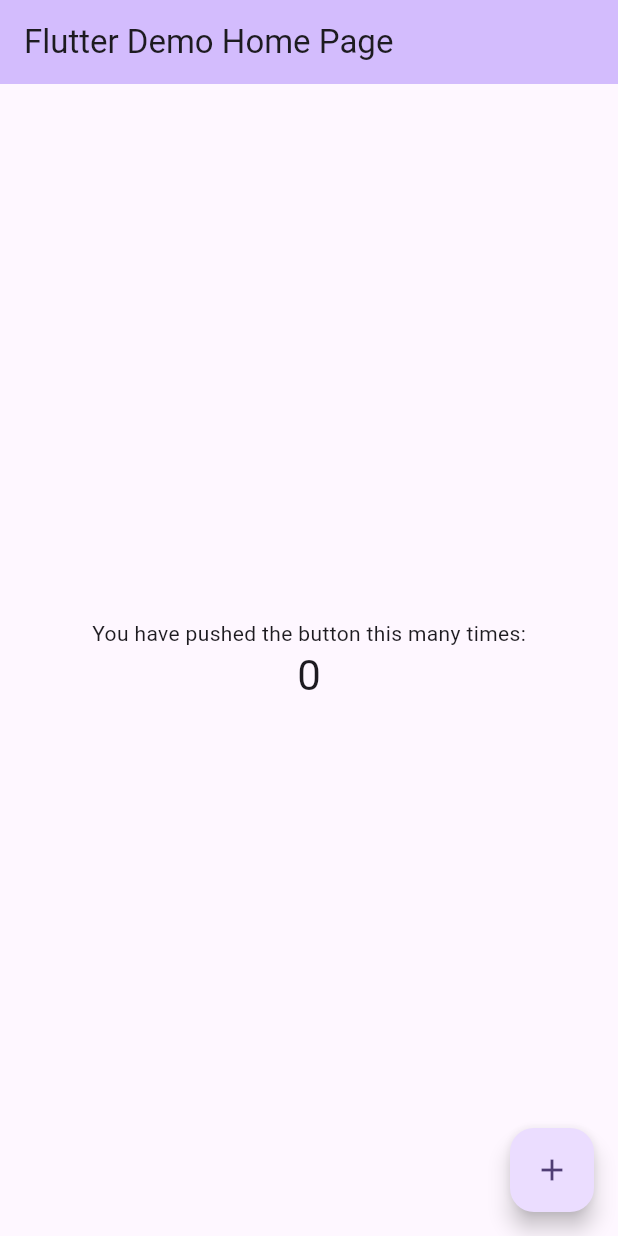
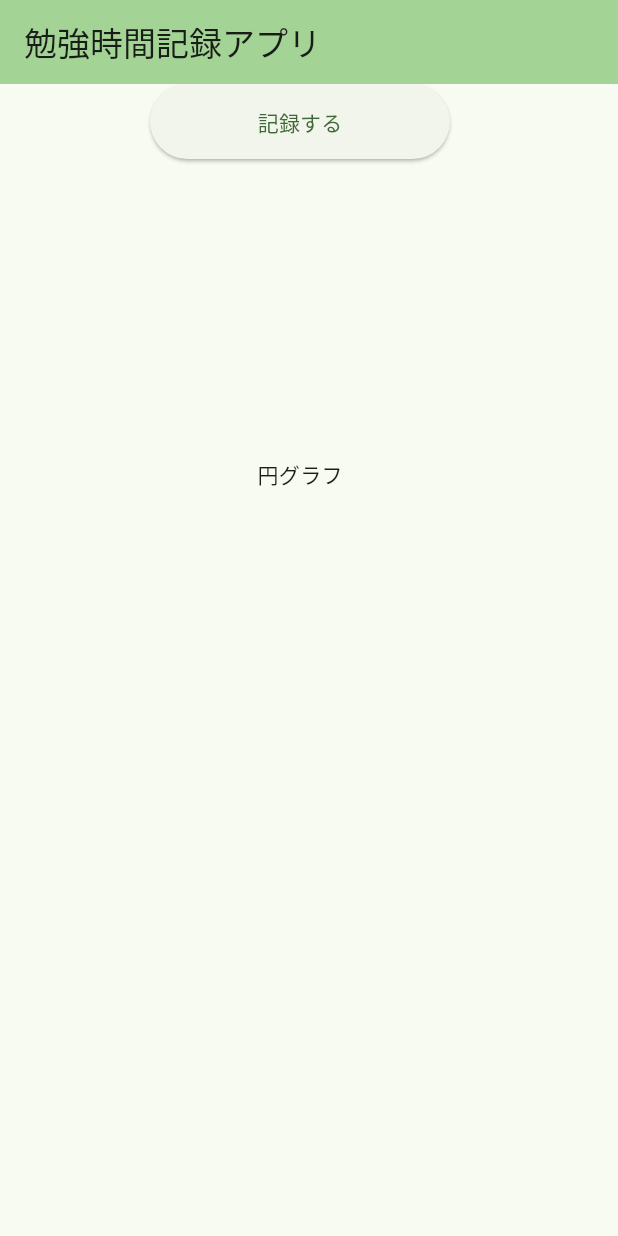
Before and after one commit to Yuuu12345/StudyTime, a Flutter app: the screen it shows after launch, on a phone screen of 412 x 824 dp. Run offline on Flutter 3.47's test engine with Material 3 defaults, Android fonts, the light colour scheme and no system bars.

Commit message:
ホーム画面をいい感じに設定

```diff
--- a/lib/main.dart
+++ b/lib/main.dart
@@ -1,4 +1,5 @@
 import 'package:flutter/material.dart';
+import 'package:studytime/next_page.dart';
 
 void main() {
   runApp(const MyApp());
@@ -11,43 +12,18 @@
   @override
   Widget build(BuildContext context) {
     return MaterialApp(
-      title: 'Flutter Demo',
+      title: '勉強記録アプリ',
       theme: ThemeData(
-        // This is the theme of your application.
-        //
-        // TRY THIS: Try running your application with "flutter run". You'll see
-        // the application has a purple toolbar. Then, without quitting the app,
-        // try changing the seedColor in the colorScheme below to Colors.green
-        // and then invoke "hot reload" (save your changes or press the "hot
-        // reload" button in a Flutter-supported IDE, or press "r" if you used
-        // the command line to start the app).
-        //
-        // Notice that the counter didn't reset back to zero; the application
-        // state is not lost during the reload. To reset the state, use hot
-        // restart instead.
-        //
-        // This works for code too, not just values: Most code changes can be
-        // tested with just a hot reload.
-        colorScheme: ColorScheme.fromSeed(seedColor: Colors.deepPurple),
+        colorScheme: ColorScheme.fromSeed(seedColor: Color.fromARGB(255, 6, 159, 19)),
         useMaterial3: true,
       ),
-      home: const MyHomePage(title: 'Flutter Demo Home Page'),
+      home: const MyHomePage(title: '勉強時間記録アプリ'),
     );
   }
 }
 
 class MyHomePage extends StatefulWidget {
   const MyHomePage({super.key, required this.title});
-
-  // This widget is the home page of your application. It is stateful, meaning
-  // that it has a State object (defined below) that contains fields that affect
-  // how it looks.
-
-  // This class is the configuration for the state. It holds the values (in this
-  // case the title) provided by the parent (in this case the App widget) and
-  // used by the build method of the State. Fields in a Widget subclass are
-  // always marked "final".
-
   final String title;
 
   @override
@@ -55,71 +31,37 @@
 }
 
 class _MyHomePageState extends State<MyHomePage> {
-  int _counter = 0;
-
-  void _incrementCounter() {
-    setState(() {
-      // This call to setState tells the Flutter framework that something has
-      // changed in this State, which causes it to rerun the build method below
-      // so that the display can reflect the updated values. If we changed
-      // _counter without calling setState(), then the build method would not be
-      // called again, and so nothing would appear to happen.
-      _counter++;
-    });
-  }
 
   @override
   Widget build(BuildContext context) {
-    // This method is rerun every time setState is called, for instance as done
-    // by the _incrementCounter method above.
-    //
-    // The Flutter framework has been optimized to make rerunning build methods
-    // fast, so that you can just rebuild anything that needs updating rather
-    // than having to individually change instances of widgets.
     return Scaffold(
       appBar: AppBar(
-        // TRY THIS: Try changing the color here to a specific color (to
-        // Colors.amber, perhaps?) and trigger a hot reload to see the AppBar
-        // change color while the other colors stay the same.
         backgroundColor: Theme.of(context).colorScheme.inversePrimary,
-        // Here we take the value from the MyHomePage object that was created by
-        // the App.build method, and use it to set our appbar title.
         title: Text(widget.title),
       ),
-      body: Center(
-        // Center is a layout widget. It takes a single child and positions it
-        // in the middle of the parent.
+      body: Padding(
+        padding: const EdgeInsets.only(left:100.0),
         child: Column(
-          // Column is also a layout widget. It takes a list of children and
-          // arranges them vertically. By default, it sizes itself to fit its
-          // children horizontally, and tries to be as tall as its parent.
-          //
-          // Column has various properties to control how it sizes itself and
-          // how it positions its children. Here we use mainAxisAlignment to
-          // center the children vertically; the main axis here is the vertical
-          // axis because Columns are vertical (the cross axis would be
-          // horizontal).
-          //
-          // TRY THIS: Invoke "debug painting" (choose the "Toggle Debug Paint"
-          // action in the IDE, or press "p" in the console), to see the
-          // wireframe for each widget.
-          mainAxisAlignment: MainAxisAlignment.center,
-          children: <Widget>[
-            const Text(
-              'You have pushed the button this many times:',
+          children: [
+            SizedBox(
+              width: 200,
+              height: 50,
+              child: ElevatedButton(
+                child: const Text('記録する'),
+
+                onPressed: () {
+                Navigator.push(
+                  context,
+                  MaterialPageRoute(builder: (context) => NextPage()),
+                );
+              },
+              )
             ),
-            Text(
-              '$_counter',
-              style: Theme.of(context).textTheme.headlineMedium,
-            ),
-          ],
+            Padding(padding: const EdgeInsets.only(top:200.0)),
+            const Text('円グラフ')
+          ]
         ),
       ),
-      floatingActionButton: FloatingActionButton(
-        onPressed: _incrementCounter,
-        tooltip: 'Increment',
-        child: const Icon(Icons.add),
-      ), // This trailing comma makes auto-formatting nicer for build methods.
     );
   }
 }
--- a/pubspec.yaml
+++ b/pubspec.yaml
@@ -32,9 +32,11 @@ dependencies:
     sdk: flutter
 
 
+
   # The following adds the Cupertino Icons font to your application.
   # Use with the CupertinoIcons class for iOS style icons.
   cupertino_icons: ^1.0.2
+  fl_chart: ^0.55.1
 
 dev_dependencies:
   flutter_test:
```
Also changed, not shown: lib/next_page.dart (added, +19 -0 lines), pubspec.lock.
